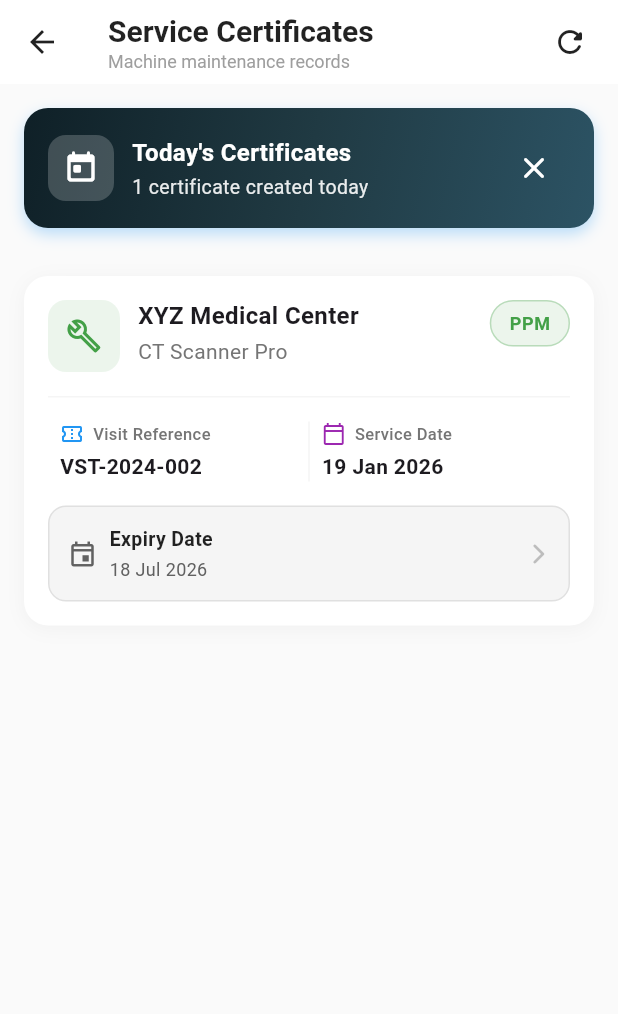
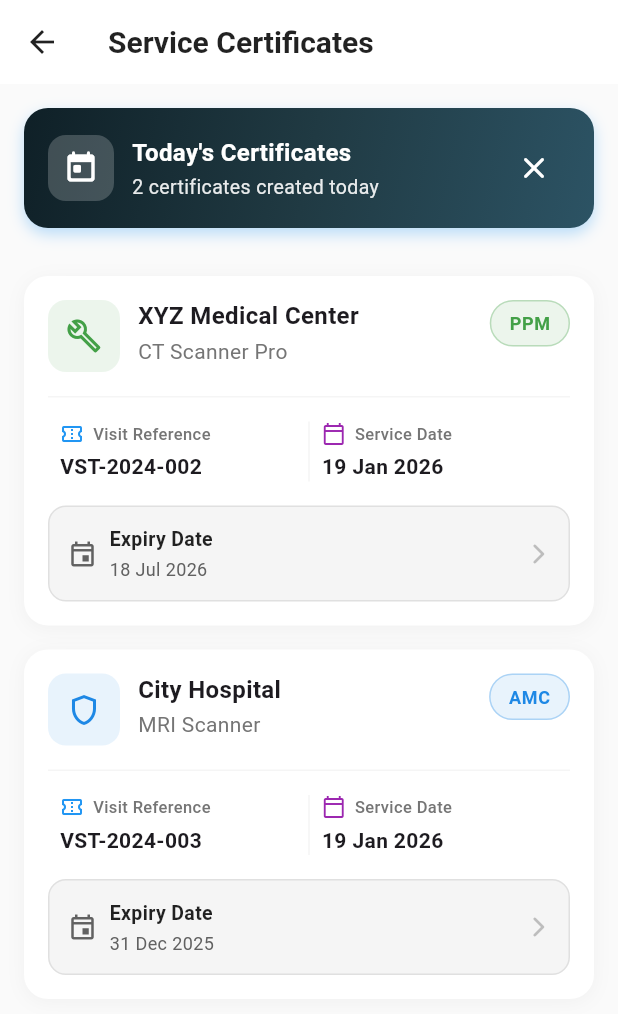
Before and after one commit to teambackoffice/sahelmed_app, a Flutter app: the MachineServiceCertificate screen opened directly, on a phone screen of 412 x 824 dp. Shown: the top 1014 px of the screen. Run offline on Flutter 3.47's test engine with Material 3 defaults, Android fonts, the light colour scheme and no system bars.

Commit message:
MACHINE SERVICE CERTIFICATE 2

```diff
--- a/lib/view/service_engineer/machine_certificate/machine_certificate.dart
+++ b/lib/view/service_engineer/machine_certificate/machine_certificate.dart
@@ -34,6 +34,14 @@ class _MachineServiceCertificateState extends State<MachineServiceCertificate> {
       'service_type': 'AMC',
       'visit_reference': 'VST-2024-003',
       'date': '2025-01-19', // Today's date for testing
+      'validity': '2025-12-31',
+    },
+    {
+      'customer_name': 'City Hospital',
+      'machine_name': 'MRI Scanner',
+      'service_type': 'AMC',
+      'visit_reference': 'VST-2024-003',
+      'date': '2026-01-19', // Today's date for testing
       'validity': '2025-12-31',
     },
   ];
@@ -111,24 +119,8 @@ class _MachineServiceCertificateState extends State<MachineServiceCertificate> {
               'Service Certificates',
               style: TextStyle(fontSize: 20, fontWeight: FontWeight.bold),
             ),
-            Text(
-              'Machine maintenance records',
-              style: TextStyle(
-                fontSize: 12,
-                fontWeight: FontWeight.normal,
-                color: Colors.grey,
-              ),
-            ),
           ],
         ),
-        actions: [
-          IconButton(
-            icon: const Icon(Icons.refresh_rounded),
-            onPressed: fetchCertificates,
-            tooltip: 'Refresh',
-          ),
-          const SizedBox(width: 8),
-        ],
       ),
       body: Column(
         children: [
```
